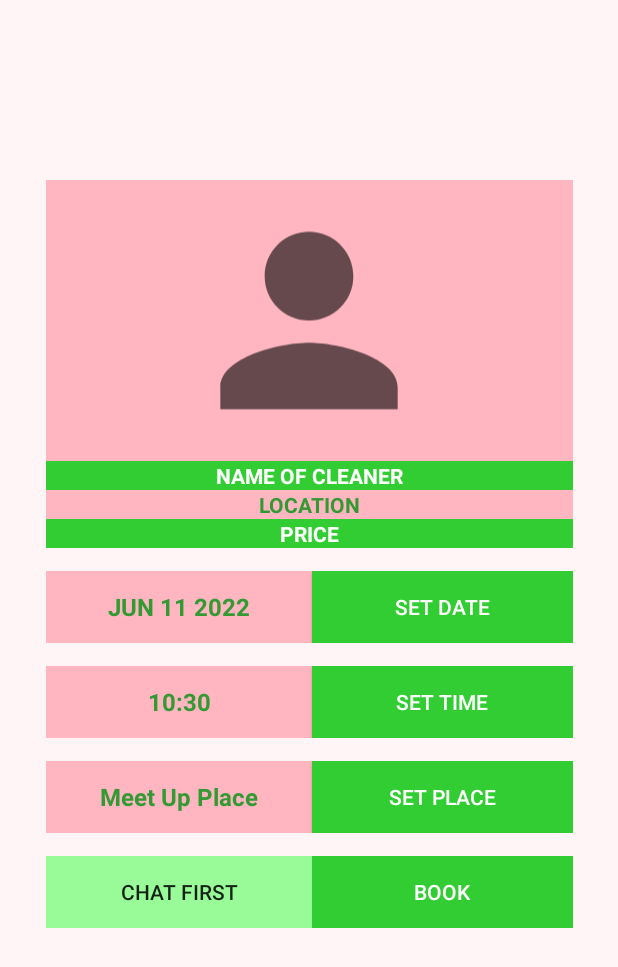
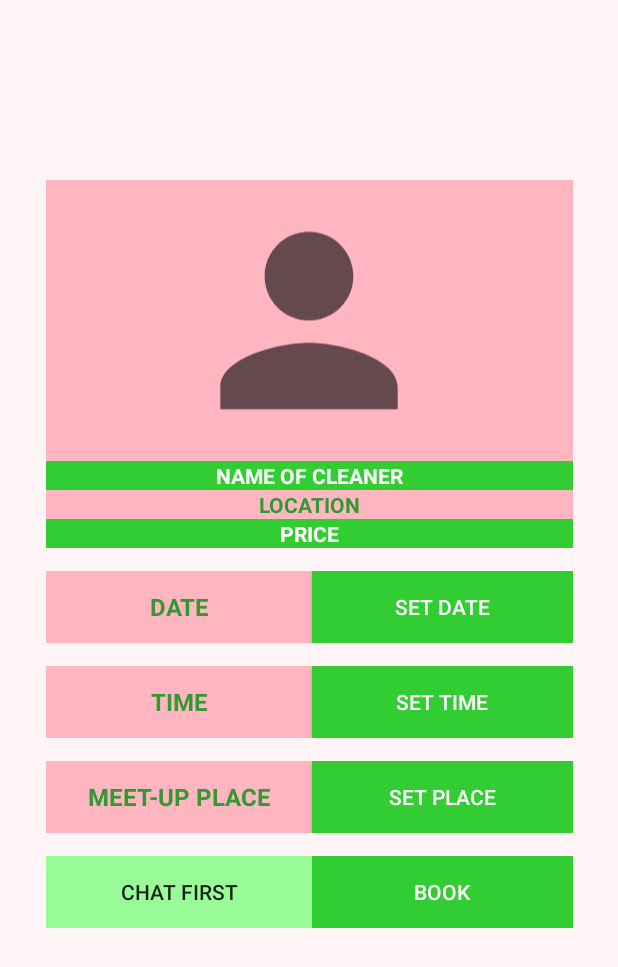
Before and after one commit to Reggienel/hanappbuhay, an Android app: the activity_appointment screen opened directly, with no data from a screen before it, on a phone screen of 412 x 824 dp. Shown: the top 967 px of the screen. Run offline under Robolectric (Android 15) with nearby library versions, the phone set to English and light mode, and no system bars; our stand-ins replace Firebase (no records; nobody signed in at launch, a user with empty details on screens opened directly); pictures from the network do not load; 3 statements that could not run were skipped.

Commit message:
hanappbuhay git

```diff
--- a/app/src/main/java/com/example/freelancerapp/activity_appointment.java
+++ b/app/src/main/java/com/example/freelancerapp/activity_appointment.java
@@ -63,11 +63,11 @@ public class activity_appointment extends AppCompatActivity {
         initDatePicker();
         datebutton = findViewById(R.id.setdate);
         tvDate = findViewById(R.id.tvDate);
-        tvDate.setText(getTodaysDate());
+        //tvDate.setText(getTodaysDate());
 
         timebutton = findViewById(R.id.setTime);
         tvTime = findViewById(R.id.tvTime);
-        tvTime.setText(getTodaysTime());
+        //tvTime.setText(getTodaysTime());
 
         appointbutton = findViewById(R.id.btnAppoint);
         imgProfile = findViewById(R.id.dp_appointment);
@@ -202,7 +202,7 @@ public class activity_appointment extends AppCompatActivity {
                     }
                     @Override
                     public void onCancelled(DatabaseError databaseError) {
-                        Toast.makeText(getApplicationContext(),"Please Set Time and Date",
+                        Toast.makeText(getApplicationContext(),"Please Set the information",
                                 Toast.LENGTH_SHORT).show();
                         Log.d("User", databaseError.getMessage());
                     }
--- a/app/src/main/java/com/example/freelancerapp/recyclerAdapter.java
+++ b/app/src/main/java/com/example/freelancerapp/recyclerAdapter.java
@@ -42,9 +42,9 @@ public class recyclerAdapter extends RecyclerView.Adapter<recyclerAdapter.MyView
 
         if(image != null){Glide.with(holder.imgClick.getContext()).load(image).into(holder.imgClick);}
         if(location != null){holder.locationTxt.setText(location);}
+        if(ratingValue != null){holder.ratingBar.setRating(Float.parseFloat(ratingValue));}
+
         holder.nameTxt.setText(name);
-        holder.ratingBar.setRating(Float.parseFloat(ratingValue));
-
 
         Log.d("URI", "onSuccess: "+image);
 
--- a/app/src/main/res/layout/activity_appointment.xml
+++ b/app/src/main/res/layout/activity_appointment.xml
@@ -106,7 +106,7 @@
                 android:clickable="true"
                 android:focusable="true"
                 android:gravity="center"
-                android:text="06/5/2022"
+                android:text="DATE"
                 android:textColor="#339933"
                 android:textSize="16sp"
                 android:textStyle="bold" />
@@ -136,7 +136,7 @@
                 android:clickable="true"
                 android:focusable="true"
                 android:gravity="center"
-                android:text="5:00 PM"
+                android:text="TIME"
                 android:textColor="#339933"
                 android:textSize="16sp"
                 android:textStyle="bold" />
@@ -165,7 +165,7 @@
                 android:clickable="true"
                 android:focusable="true"
                 android:gravity="center"
-                android:text="Meet Up Place"
+                android:text="MEET-UP PLACE"
                 android:textColor="#339933"
                 android:textSize="16sp"
                 android:textStyle="bold" />
--- a/app/src/main/res/layout/activity_profile.xml
+++ b/app/src/main/res/layout/activity_profile.xml
@@ -32,6 +32,7 @@
             android:layout_height="wrap_content"
             android:layout_gravity="center"
             android:layout_marginBottom="16dp"
+            android:isIndicator="true"
             android:numStars="5"
             android:stepSize="0.5"
             android:progressTint="#FF1493"/>
```
Also changed, not shown: app/src/main/java/com/example/freelancerapp/Profile.java (+5 -4 lines).
